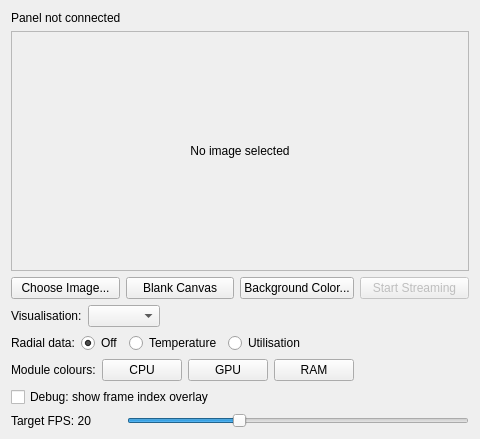
Old version of the form ThermaltakeAIOTab.ui in the repository annoyingprompt24/OpenRGBThermaltakeAIOPlugin.
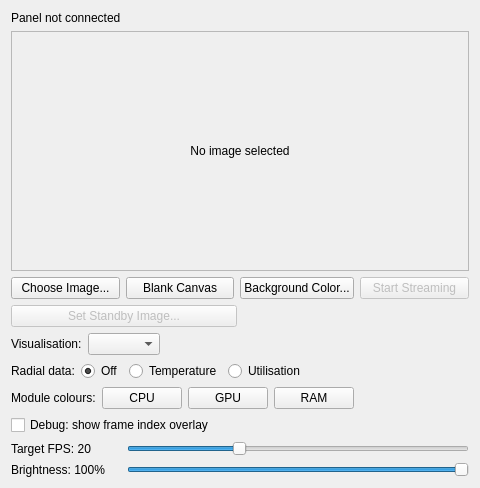
New version of the form.

```diff
--- a/ThermaltakeAIOTab.ui
+++ b/ThermaltakeAIOTab.ui
@@ -78,6 +78,30 @@
      </item>
     </layout>
    </item>
+   <item>
+    <layout class="QHBoxLayout" name="persistentLayout">
+     <item>
+      <widget class="QPushButton" name="set_standby_button">
+       <property name="toolTip">
+        <string>Write a still image into the panel's onboard flash as the persistent Standby image (shown when the PC is off/asleep). Unlike streaming, this survives power-off. Takes ~1s.</string>
+       </property>
+       <property name="text">
+        <string>Set Standby Image...</string>
+       </property>
+       <property name="enabled">
+        <bool>false</bool>
+       </property>
+      </widget>
+     </item>
+     <item>
+      <widget class="QLabel" name="standby_status_label">
+       <property name="text">
+        <string/>
+       </property>
+      </widget>
+     </item>
+    </layout>
+   </item>
    <item>
     <layout class="QHBoxLayout" name="visualisationLayout">
      <item>
@@ -254,6 +278,39 @@
      </item>
     </layout>
    </item>
+   <item>
+    <layout class="QHBoxLayout" name="brightnessLayout">
+     <item>
+      <widget class="QLabel" name="brightness_slider_label">
+       <property name="text">
+        <string>Brightness: 100%</string>
+       </property>
+       <property name="minimumSize">
+        <size>
+         <width>110</width>
+         <height>0</height>
+        </size>
+       </property>
+      </widget>
+     </item>
+     <item>
+      <widget class="QSlider" name="brightness_slider">
+       <property name="orientation">
+        <enum>Qt::Horizontal</enum>
+       </property>
+       <property name="minimum">
+        <number>0</number>
+       </property>
+       <property name="maximum">
+        <number>100</number>
+       </property>
+       <property name="value">
+        <number>100</number>
+       </property>
+      </widget>
+     </item>
+    </layout>
+   </item>
    <item>
     <spacer name="verticalSpacer">
      <property name="orientation">
```
